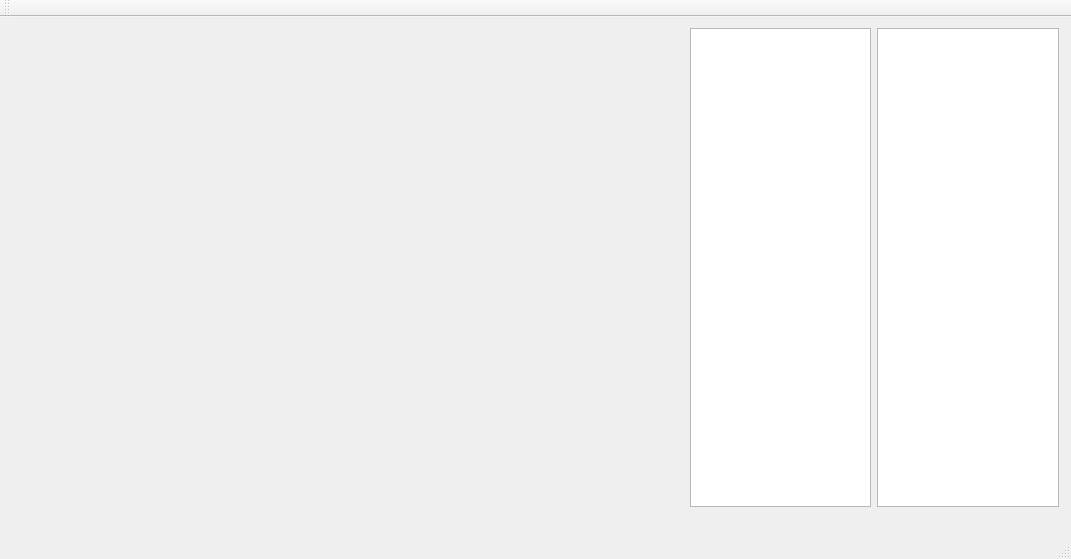
Before: the Qt Designer form mainwindow.ui in darksun190/FFT, drawn with Qt 5.
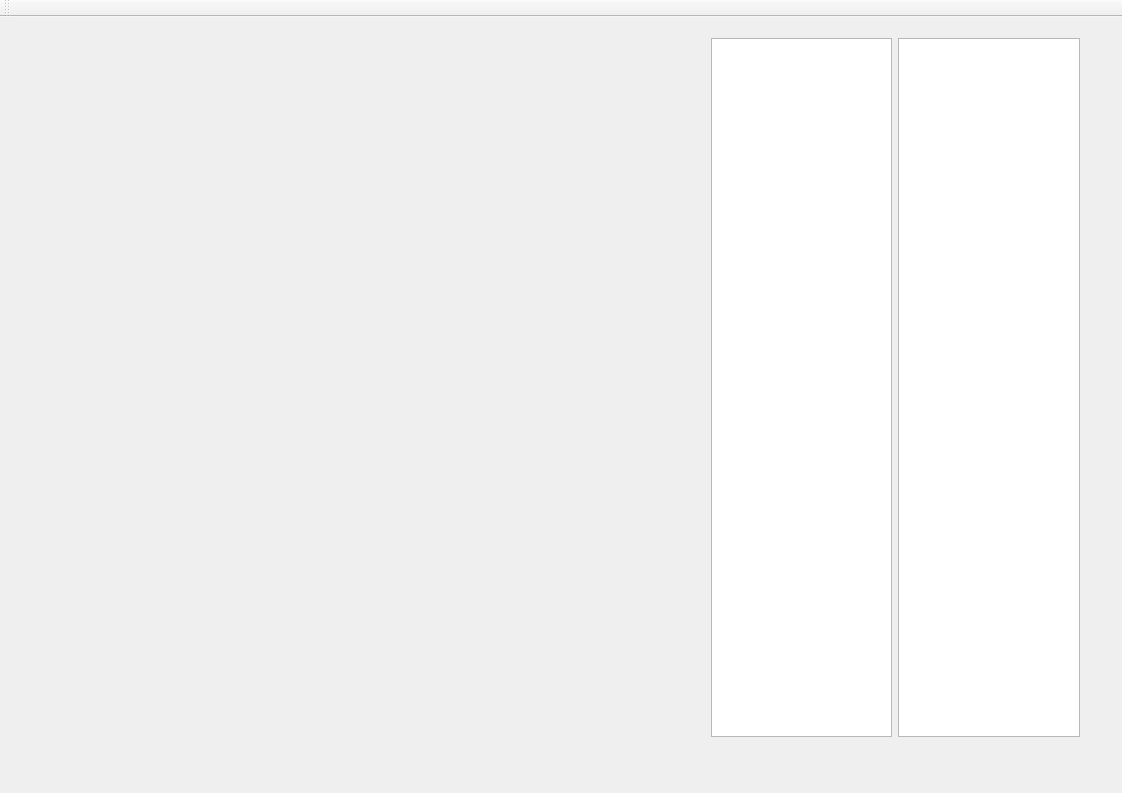
After: the same form once the commit is applied.

The edit to the form file:
```diff
--- a/mainwindow.ui
+++ b/mainwindow.ui
@@ -6,21 +6,21 @@
    <rect>
     <x>0</x>
     <y>0</y>
-    <width>1071</width>
-    <height>559</height>
+    <width>1122</width>
+    <height>793</height>
    </rect>
   </property>
   <property name="windowTitle">
    <string>MainWindow</string>
   </property>
   <widget class="QWidget" name="centralWidget">
-   <widget class="QWidget" name="">
+   <widget class="QWidget" name="layoutWidget">
     <property name="geometry">
      <rect>
-      <x>679</x>
-      <y>0</y>
+      <x>700</x>
+      <y>10</y>
       <width>391</width>
-      <height>501</height>
+      <height>721</height>
      </rect>
     </property>
     <layout class="QHBoxLayout" name="horizontalLayout">
@@ -51,7 +51,6 @@
     <bool>false</bool>
    </attribute>
   </widget>
-  <widget class="QStatusBar" name="statusBar"/>
  </widget>
  <layoutdefault spacing="6" margin="11"/>
  <resources/>
```
Left out of the diff: 2 changed lines with no effect on the pictures.
